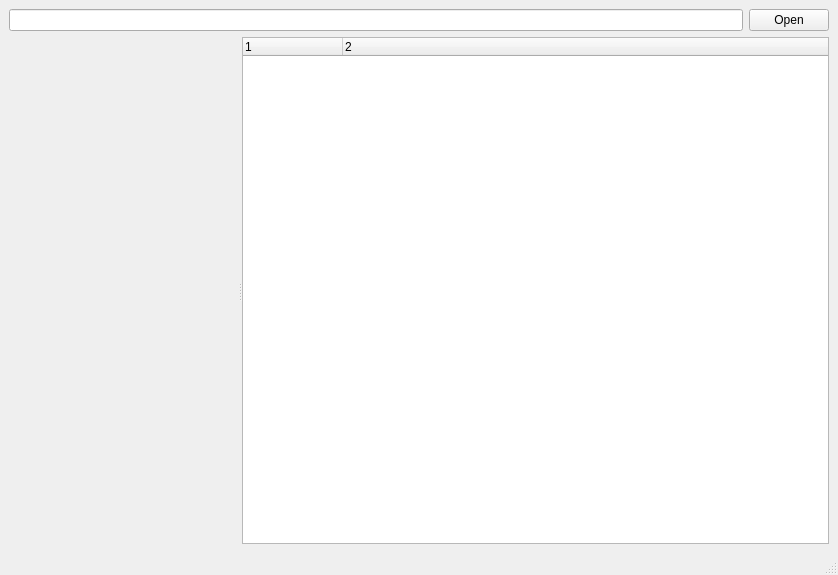
This is edf_view.ui in trygvrad/edf_viewer as Qt 5 draws it before an edit. The edited form follows.
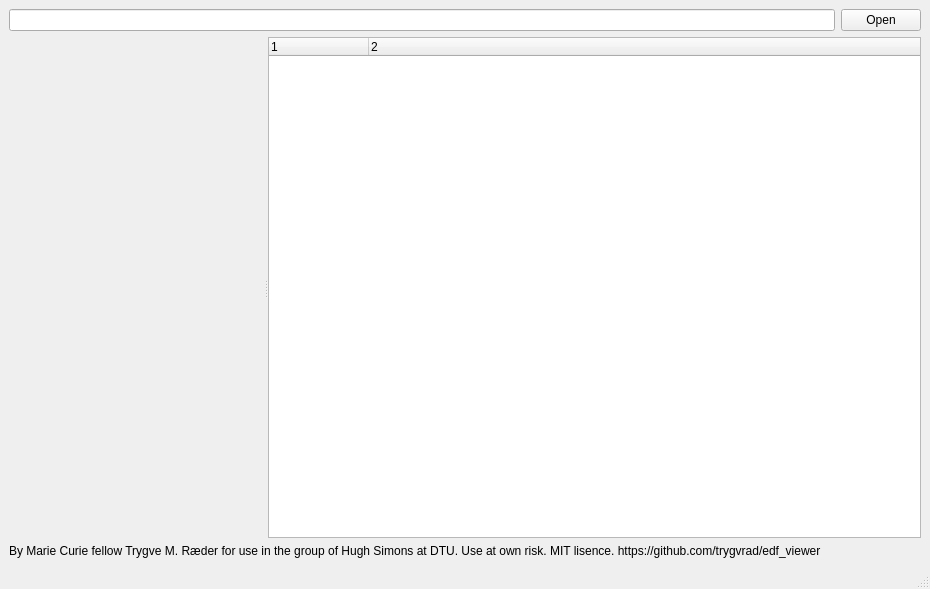
This is the edited form. Custom widgets are drawn as their Qt base class.

```diff
--- a/edf_view.ui
+++ b/edf_view.ui
@@ -6,15 +6,15 @@
    <rect>
     <x>0</x>
     <y>0</y>
-    <width>838</width>
-    <height>575</height>
+    <width>930</width>
+    <height>589</height>
    </rect>
   </property>
   <property name="windowTitle">
    <string>MainWindow</string>
   </property>
   <widget class="QWidget" name="centralwidget">
-   <layout class="QVBoxLayout" name="verticalLayout" stretch="0,1">
+   <layout class="QVBoxLayout" name="verticalLayout" stretch="0,1,0">
     <item>
      <layout class="QHBoxLayout" name="horizontalLayout">
       <item>
@@ -59,6 +59,19 @@
       </widget>
      </widget>
     </item>
+    <item>
+     <widget class="QLabel" name="label">
+      <property name="minimumSize">
+       <size>
+        <width>10</width>
+        <height>0</height>
+       </size>
+      </property>
+      <property name="text">
+       <string>By Marie Curie fellow Trygve M. Ræder for use in the group of Hugh Simons at DTU. Use at own risk. MIT lisence. https://github.com/trygvrad/edf_viewer</string>
+      </property>
+     </widget>
+    </item>
    </layout>
   </widget>
   <widget class="QMenuBar" name="menubar">
```
Left out of the diff: 4 changed lines with no effect on the pictures.
